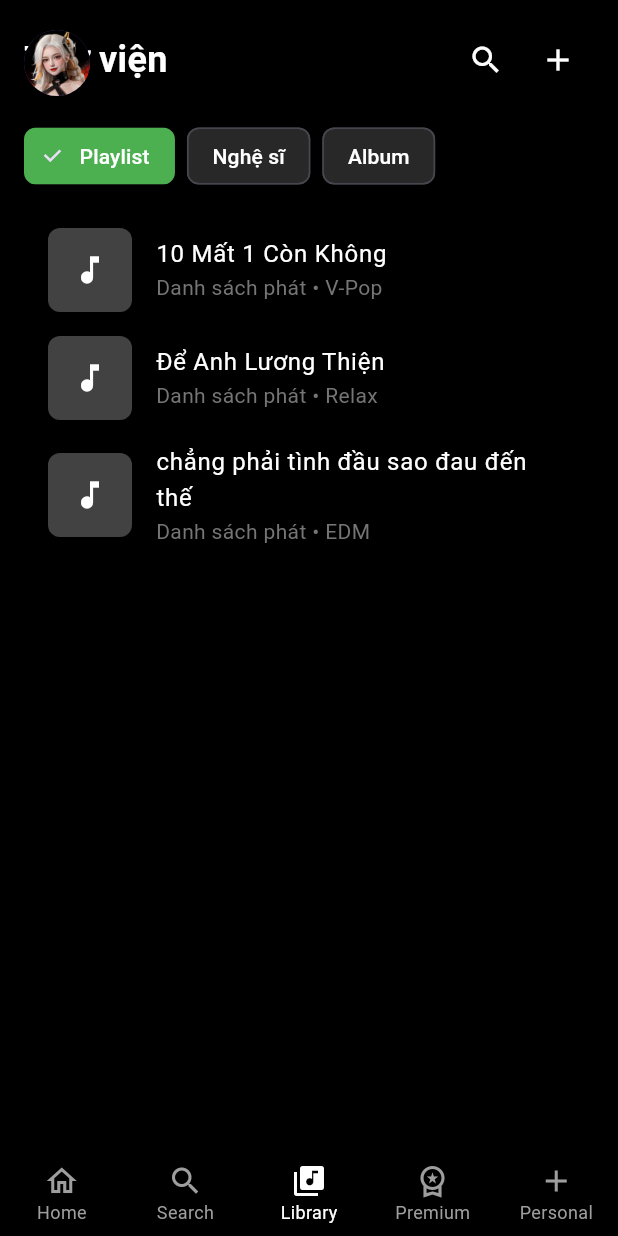
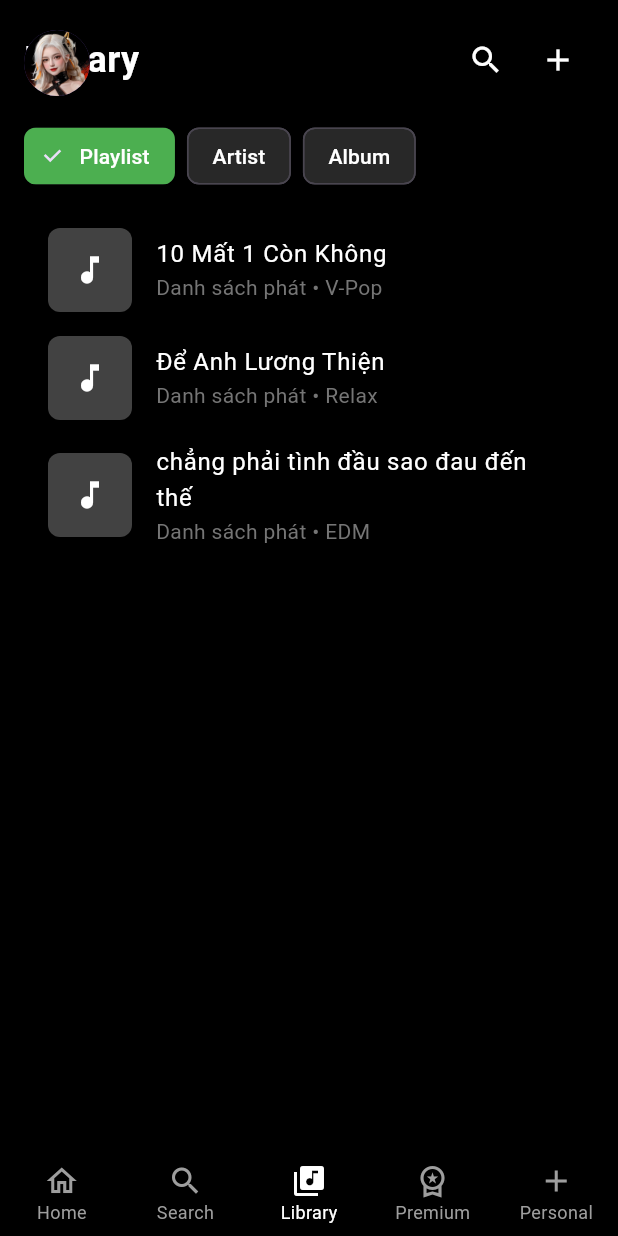
Before and after one commit to khanh21s/2025_LTTBDD_N05_DOAN_VAN_KHANH, a Flutter app: the screen it shows after launch, item 3 of the bottom bar chosen, on a phone screen of 412 x 824 dp. Run offline on Flutter 3.47's test engine with Material 3 defaults, Android fonts, the phone set to English and light mode, and no system bars; our stand-ins replace easy_localization, just_audio, palette_generator, shared_preferences; network calls fail.

Commit message:
them doi ngon ngu cho trang thu vien

```diff
--- a/lib/pages/library_page.dart
+++ b/lib/pages/library_page.dart
@@ -1,10 +1,10 @@
 import 'package:flutter/material.dart';
 import 'package:just_audio/just_audio.dart';
+import 'package:easy_localization/easy_localization.dart';
 import 'package:my_app/datas/music_data.dart';
 
-
 class LibraryPage extends StatefulWidget {
-  final Function(MusicItem)? onSongSelected; // thêm callback
+  final Function(MusicItem)? onSongSelected;
   const LibraryPage({super.key, this.onSongSelected});
 
   @override
@@ -12,51 +12,42 @@ class LibraryPage extends StatefulWidget {
 }
 
 class _LibraryPageState extends State<LibraryPage> {
-  // State quản lý filter
-  String _selectedFilter = "Playlist";
+  String _selectedFilter = "playlist";
   MusicItem? _currentSong;
   AudioPlayer? _player;
   bool _isPlaying = false;
 
-// State quản lý danh sách (sau này có thể fetch từ API)
-
-// Nghệ sĩ mẫu
   List<MusicItem> dsnghsi = [
     MusicItem(
         title: "Sơn Tùng M-TP",
         subtitle: "Pop, V-Pop",
         imageUrl: "assets/images/maxresdefault.jpg",
         audioUrl: "",
-    author: ""
-  ),
+        author: ""),
     MusicItem(
         title: "Đen Vâu",
         subtitle: "Rap, Hip-hop",
         imageUrl: "assets/images/Son-Tung-MTP2.jpg",
         audioUrl: "",
-    author: ""
-  ),
+        author: "")
   ];
 
-// Album mẫu
   List<MusicItem> dsalbum = [
     MusicItem(
         title: "Chúng Ta Của Hiện Tại",
         subtitle: "Sơn Tùng M-TP • 2020",
-    imageUrl: "https://i.scdn.co/image/ab67616d0000b2735f68a9a5b123abcfa89342b8",
+        imageUrl:
+            "https://i.scdn.co/image/ab67616d0000b2735f68a9a5b123abcfa89342b8",
         audioUrl: "",
-    author: ""
-  ),
+        author: ""),
     MusicItem(
         title: "99%",
         subtitle: "Đức Phúc • 2022",
-    imageUrl: "https://i.scdn.co/image/ab67616d0000b273ddfba54a2f8d481cbb123a7c",
+        imageUrl:
+            "https://i.scdn.co/image/ab67616d0000b273ddfba54a2f8d481cbb123a7c",
         audioUrl: "",
-    author: ""
-  ),
+        author: "")
   ];
-
-
 
   void _onFilterSelected(String filter) {
     setState(() {
@@ -65,7 +56,6 @@ List<MusicItem> dsalbum = [
   }
 
   void _addPlaylist() {
-    setState(() {
     showDialog(
       context: context,
       builder: (context) {
@@ -74,66 +64,48 @@ List<MusicItem> dsalbum = [
 
         return AlertDialog(
           backgroundColor: const Color(0xFF2C2C2C),
-            title: const Text("them play list", style: TextStyle(color: Colors.white),),
+          title: Text("add_playlist".tr(),
+              style: const TextStyle(color: Colors.white)),
           content: SingleChildScrollView(
             child: Column(
               mainAxisSize: MainAxisSize.min,
               children: [
-                  TextField(
-                    controller: titleController,
-                  ),
-                  TextField(
-                    controller: subtitleController,
-                  ),
+                TextField(controller: titleController),
+                TextField(controller: subtitleController),
               ],
             ),
           ),
           actions: [
             TextButton(
-                child: const Text("Huy", style: TextStyle(color: Colors.redAccent)),
+              child: Text("cancel".tr(),
+                  style: const TextStyle(color: Colors.redAccent)),
               onPressed: () => Navigator.pop(context),
             ),
             TextButton(
-                child:  const Text("Them", style: TextStyle(color: Colors.greenAccent),),
+              child: Text("add".tr(),
+                  style: const TextStyle(color: Colors.greenAccent)),
               onPressed: () {
                 setState(() {
-                    playlists.add(
-                      MusicItem(
+                  playlists.add(MusicItem(
                       title: titleController.text.trim(),
                       imageUrl: "",
-                        subtitle: "",
+                      subtitle: subtitleController.text.trim(),
                       audioUrl: "",
-                        author: ""
-
-                      ));
+                      author: ""));
                 });
                 Navigator.pop(context);
               },
             ),
           ],
         );
-        }
+      },
     );
-    });
   }
 
-  void _addNgheSi(){
-    setState(() {
-
-    });
-  }
-
-  void _addAlbum(){
-    setState(() {
-
-    });
-  }
-
-// ham hien thi lua chon them playlist nghe si hoac album
   void _showAddOptions() {
     showModalBottomSheet(
       context: context,
-    backgroundColor: const Color(0xFF1E1E1E), // nền tối
+      backgroundColor: const Color(0xFF1E1E1E),
       shape: const RoundedRectangleBorder(
         borderRadius: BorderRadius.vertical(top: Radius.circular(16)),
       ),
@@ -142,27 +114,27 @@ List<MusicItem> dsalbum = [
           children: [
             ListTile(
               leading: const Icon(Icons.playlist_add, color: Colors.white),
-            title: const Text("Thêm Playlist", style: TextStyle(color: Colors.white)),
+              title:
+                  Text("add_playlist".tr(), style: const TextStyle(color: Colors.white)),
               onTap: () {
                 Navigator.pop(context);
                 _addPlaylist();
               },
             ),
-
             ListTile(
               leading: const Icon(Icons.person_add, color: Colors.white),
-            title: const Text("Thêm Nghệ sĩ", style: TextStyle(color: Colors.white)),
+              title:
+                  Text("add_artist".tr(), style: const TextStyle(color: Colors.white)),
               onTap: () {
                 Navigator.pop(context);
-              // TODO: viết hàm thêm nghệ sĩ
               },
             ),
             ListTile(
               leading: const Icon(Icons.album, color: Colors.white),
-            title: const Text("Thêm Album", style: TextStyle(color: Colors.white)),
+              title:
+                  Text("add_album".tr(), style: const TextStyle(color: Colors.white)),
               onTap: () {
                 Navigator.pop(context);
-              // TODO: viết hàm thêm album
               },
             ),
           ],
@@ -171,32 +143,24 @@ List<MusicItem> dsalbum = [
     );
   }
 
-// ham tra ve so luong phan tu trong mang
-int _getItemCount(){
-  if(_selectedFilter == "Playlist") {
-    return playlists.length;
-  } else if (_selectedFilter == "Nghệ sĩ") {
-    return dsnghsi.length;
-  } else if (_selectedFilter == "Album") {
-    return dsalbum.length;
-  } else {
+  int _getItemCount() {
+    if (_selectedFilter == "playlist") return playlists.length;
+    if (_selectedFilter == "artist") return dsnghsi.length;
+    if (_selectedFilter == "album") return dsalbum.length;
     return 0;
   }
+
+  MusicItem _getItem(String filter, int index) {
+    if (filter == "playlist") return playlists[index];
+    if (filter == "artist") return dsnghsi[index];
+    if (filter == "album") return dsalbum[index];
+    return MusicItem(
+        imageUrl: "",
+        subtitle: "",
+        title: "no_data".tr(),
+        audioUrl: "",
+        author: "");
   }
-
-// hien thi danh sach theo muc
-MusicItem _hienThiTheoDanhMuc(String _selectedFilter, int index){
-  if(_selectedFilter == "Playlist"){
-    return playlists[index];
-  }else if(_selectedFilter == "Nghệ sĩ"){
-    return dsnghsi[index];
-  }else if (_selectedFilter == "Album"){
-    return dsalbum[index];
-  }else{
-    return MusicItem(imageUrl: "", subtitle: "", title: "khong co du lieu", audioUrl: "", author: "");
-  }
-}
-
 
   @override
   Widget build(BuildContext context) {
@@ -206,17 +170,16 @@ MusicItem _hienThiTheoDanhMuc(String _selectedFilter, int index){
         child: Column(
           crossAxisAlignment: CrossAxisAlignment.start,
           children: [
-            // Header
+            // 🔹 Header
             Row(
               mainAxisAlignment: MainAxisAlignment.spaceBetween,
               children: [
-                const Text(
-                  'Thư viện',
-                  style: TextStyle(
+                Text(
+                  'library'.tr(),
+                  style: const TextStyle(
                       color: Colors.white,
                       fontSize: 24,
-                    fontWeight: FontWeight.bold,
-                  ),
+                      fontWeight: FontWeight.bold),
                 ),
                 Row(
                   children: [
@@ -226,13 +189,15 @@ MusicItem _hienThiTheoDanhMuc(String _selectedFilter, int index){
                         Navigator.push(
                           context,
                           MaterialPageRoute(
-                            builder: (context) => SearchPagelib(selectedFilter: _selectedFilter),)
+                            builder: (context) =>
+                                SearchPagelib(selectedFilter: _selectedFilter),
+                          ),
                         );
                       },
                     ),
                     IconButton(
                       icon: const Icon(Icons.add, color: Colors.white),
-                      onPressed: (){},
+                      onPressed: _showAddOptions,
                     ),
                   ],
                 ),
@@ -240,46 +205,25 @@ MusicItem _hienThiTheoDanhMuc(String _selectedFilter, int index){
             ),
             const SizedBox(height: 16),
 
-            // Filter chips
+            // 🔹 Bộ lọc
             Row(
               children: [
-                FilterChip(
-                  label: const Text('Playlist'),
-                  labelStyle: const TextStyle(color: Colors.white),
-                  selected: _selectedFilter == "Playlist",
-                  selectedColor: Colors.green,
-                  backgroundColor: const Color(0xFF282828),
-                  onSelected: (_) => _onFilterSelected("Playlist"),
-                ),
+                _buildChip('playlist', 'Playlist'),
                 const SizedBox(width: 8),
-                FilterChip(
-                  label: const Text('Nghệ sĩ'),
-                  labelStyle: const TextStyle(color: Colors.white),
-                  selected: _selectedFilter == "Nghệ sĩ",
-                  selectedColor: Colors.green,
-                  backgroundColor: const Color(0xFF282828),
-                  onSelected: (_) => _onFilterSelected("Nghệ sĩ"),
-                ),
+                _buildChip('artist', 'Nghệ sĩ'),
                 const SizedBox(width: 8),
-                FilterChip(
-                  label: const Text('Album'),
-                  labelStyle: const TextStyle(color: Colors.white),
-                  selected: _selectedFilter == "Album",
-                  selectedColor: Colors.green,
-                  backgroundColor: const Color(0xFF282828),
-                  onSelected: (_) => _onFilterSelected("Album"),
-                ),
+                _buildChip('album', 'Album'),
               ],
             ),
 
             const SizedBox(height: 16),
 
-            // Danh sách
+            // 🔹 Danh sách
             Expanded(
               child: ListView.builder(
                 itemCount: _getItemCount(),
                 itemBuilder: (context, index) {
-                  final item = _hienThiTheoDanhMuc(_selectedFilter, index);
+                  final item = _getItem(_selectedFilter, index);
                   return ListTile(
                     leading: ClipRRect(
                       borderRadius: BorderRadius.circular(8),
@@ -293,22 +237,19 @@ MusicItem _hienThiTheoDanhMuc(String _selectedFilter, int index){
                             width: 56,
                             height: 56,
                             color: Colors.grey[800],
-                            child: const Icon(Icons.music_note, color: Colors.white),
+                            child: const Icon(Icons.music_note,
+                                color: Colors.white),
                           );
                         },
                       ),
                     ),
-                    title: Text(
-                      item.title,
-                      style: const TextStyle(color: Colors.white),
-                    ),
-                    subtitle: Text(
-                      item.subtitle,
-                      style: TextStyle(color: Colors.grey[600]),
-                    ),
+                    title: Text(item.title,
+                        style: const TextStyle(color: Colors.white)),
+                    subtitle: Text(item.subtitle,
+                        style: TextStyle(color: Colors.grey[600])),
                     onTap: () {
                       if (item.audioUrl.isNotEmpty) {
-                        widget.onSongSelected?.call(item); // 🔁 Gửi bài hát về MainScreen
+                        widget.onSongSelected?.call(item);
                       }
                     },
                   );
@@ -320,11 +261,22 @@ MusicItem _hienThiTheoDanhMuc(String _selectedFilter, int index){
       ),
     );
   }
+
+  Widget _buildChip(String key, String fallbackText) {
+    final translatedText = tr(key);
+    return FilterChip(
+      label: Text(translatedText.isEmpty ? fallbackText : translatedText),
+      labelStyle: const TextStyle(color: Colors.white),
+      selected: _selectedFilter == key,
+      selectedColor: Colors.green,
+      backgroundColor: const Color(0xFF282828),
+      onSelected: (_) => _onFilterSelected(key),
+    );
   }
 
+}
 
-
-// trang tim kiem khi bam vao kinh lup
+// 🔹 Trang tìm kiếm trong Library
 class SearchPagelib extends StatefulWidget {
   final String selectedFilter;
   const SearchPagelib({super.key, required this.selectedFilter});
@@ -335,6 +287,7 @@ class SearchPagelib extends StatefulWidget {
 
 class _SearchPagelibState extends State<SearchPagelib> {
   String _searchText = "";
+
   @override
   Widget build(BuildContext context) {
     return Scaffold(
@@ -343,22 +296,19 @@ class _SearchPagelibState extends State<SearchPagelib> {
           autofocus: true,
           style: const TextStyle(color: Colors.white),
           decoration: InputDecoration(
-            hintText: "Tìm kiếm trong ${widget.selectedFilter}",
+            hintText:
+                tr('search_in', args: [tr(widget.selectedFilter)]), // 🔹 dynamic
             hintStyle: TextStyle(color: Colors.grey[500]),
             border: InputBorder.none,
           ),
-          onChanged: (value){
-            setState(() {
-              _searchText = value;
-            });
-          },
+          onChanged: (value) => setState(() => _searchText = value),
         ),
       ),
       body: Center(
         child: Text(
           _searchText.isEmpty
-        ? "nhap de tim trong ${widget.selectedFilter}"
-        : "ket qua cho $_searchText",
+              ? tr('enter_to_search', args: [tr(widget.selectedFilter)])
+              : tr('results_for', args: [_searchText]),
           style: const TextStyle(color: Colors.white, fontSize: 18),
         ),
       ),
```
Also changed, not shown: assets/translations/en.json (+14 -1 lines), assets/translations/vi.json (+14 -1 lines). Lines whose indentation alone changed are shown as unchanged.
